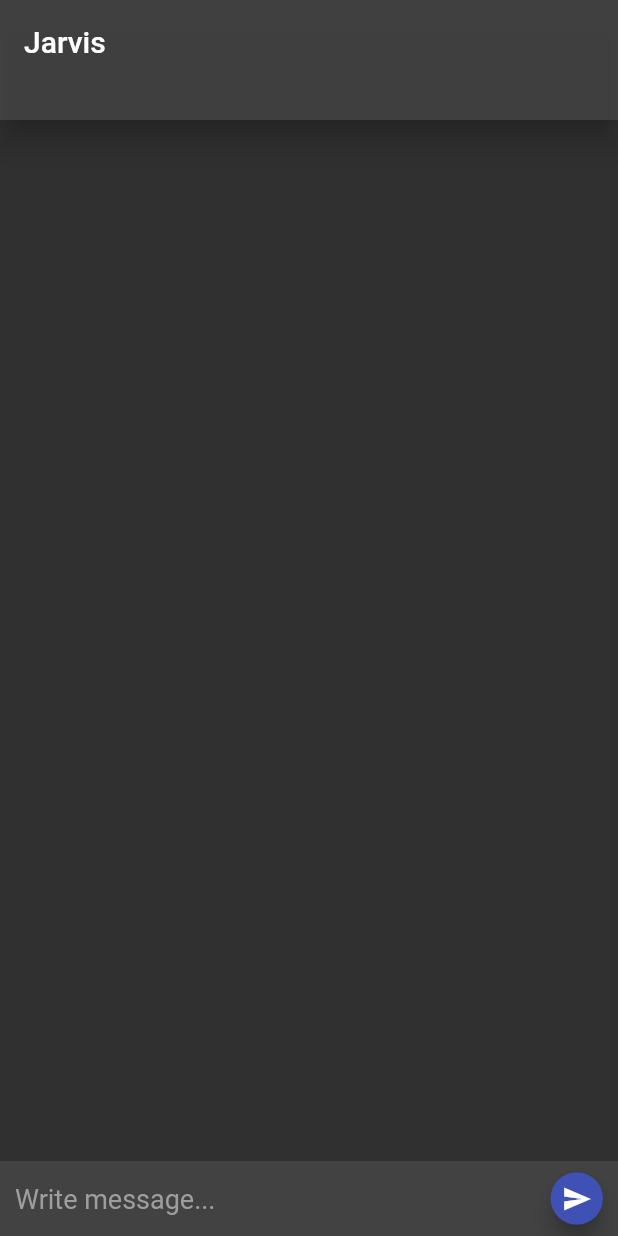
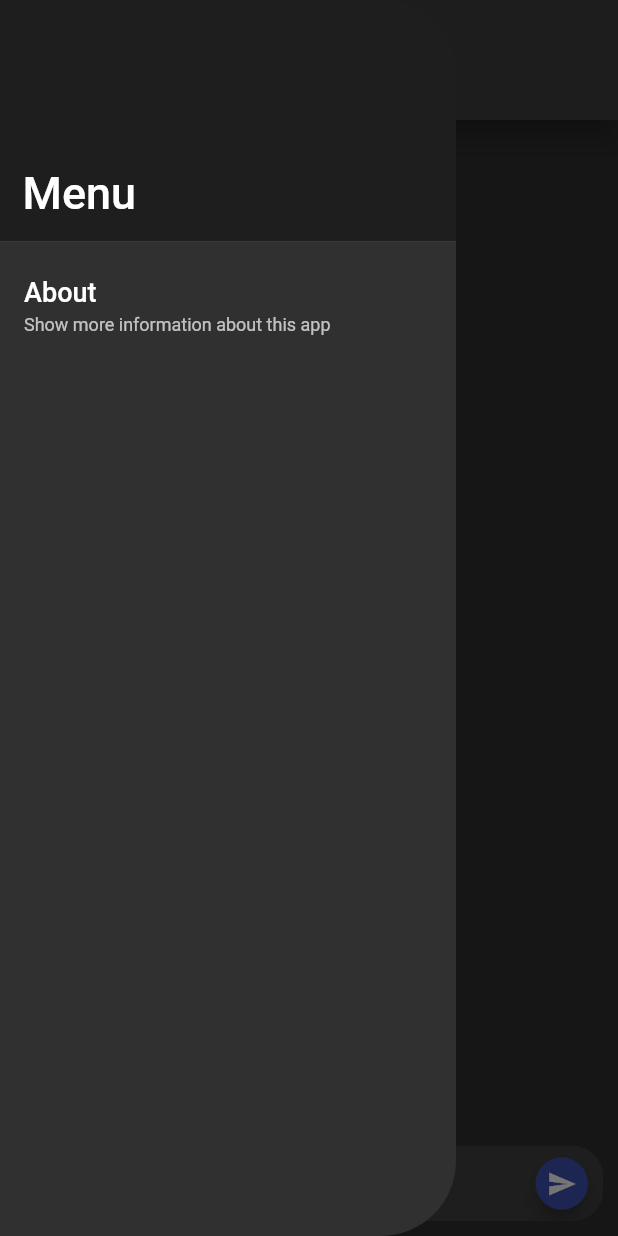
Before and after one commit to The-Jarvis-Project/android_jarvis_interface, a Flutter app: the screen it shows after launch, with the side drawer open (before the commit the screen has no drawer), on a phone screen of 412 x 824 dp. Run offline on Flutter 3.47's test engine with Material 2 defaults, Android fonts, the phone set to English and light mode, and no system bars; network calls fail.

Commit message:
UI updates

```diff
--- a/lib/main.dart
+++ b/lib/main.dart
@@ -2,6 +2,7 @@ import 'package:android_jarvis_interface/linker_service.dart';
 import 'package:android_jarvis_interface/text_bubble.dart';
 import 'package:flutter/material.dart';
 import 'package:flutter/services.dart';
+import 'package:flutter/animation.dart';
 
 void main() {
   runApp(MaterialApp(
@@ -180,6 +181,56 @@ class _HomePageState extends State<HomePage> {
   @override
   Widget build(BuildContext context) {
     return Scaffold(
+      drawer: ClipRRect(
+        borderRadius: const BorderRadius.horizontal(
+          left: Radius.zero,
+          right: Radius.circular(50),
+        ),
+        child: Drawer(
+          child: ListView(
+            children: [
+              const DrawerHeader(
+                decoration: BoxDecoration(
+                  color: Colors.black38,
+                ),
+                padding: EdgeInsets.all(15),
+                child: Align(
+                  alignment: Alignment.bottomLeft,
+                  child: Text(
+                    "Menu",
+                    style: TextStyle(
+                      fontSize: 30,
+                    ),
+                  ),
+                ),
+              ),
+              ListTile(
+                subtitle: const Text(
+                  "Show more information about this app",
+                  style: TextStyle(
+                    fontSize: 12,
+                  ),
+                ),
+                title: const Text(
+                  "About",
+                  style: TextStyle(
+                    fontSize: 18,
+                  ),
+                ),
+                onTap: () => showAboutDialog(
+                  context: context,
+                  applicationName: "Jarvis Interface",
+                  applicationVersion: "0.1.1",
+                  children: [
+                    const Text("Jarvis interfaces such as these allow the user"
+                        " to talk to the Jarvis AI system."),
+                  ],
+                ),
+              )
+            ],
+          )
+        ),
+      ),
       body: Stack(
         children: [
           ListView.separated(
@@ -194,12 +245,18 @@ class _HomePageState extends State<HomePage> {
           ),
           Align(
             alignment: Alignment.bottomLeft,
+            child: Padding(
+              padding: const EdgeInsets.all(10),
+              child: ClipRRect(
+                borderRadius: BorderRadius.circular(20),
                 child: Container(
                   height: 50,
                   width: double.infinity,
                   color: darkTheme.cardColor,
                   child: Row(
                     children: buildTextField(),
+                  ),
+                ),
               ),
             ),
           ),
```
Lines whose indentation alone changed are shown as unchanged.
